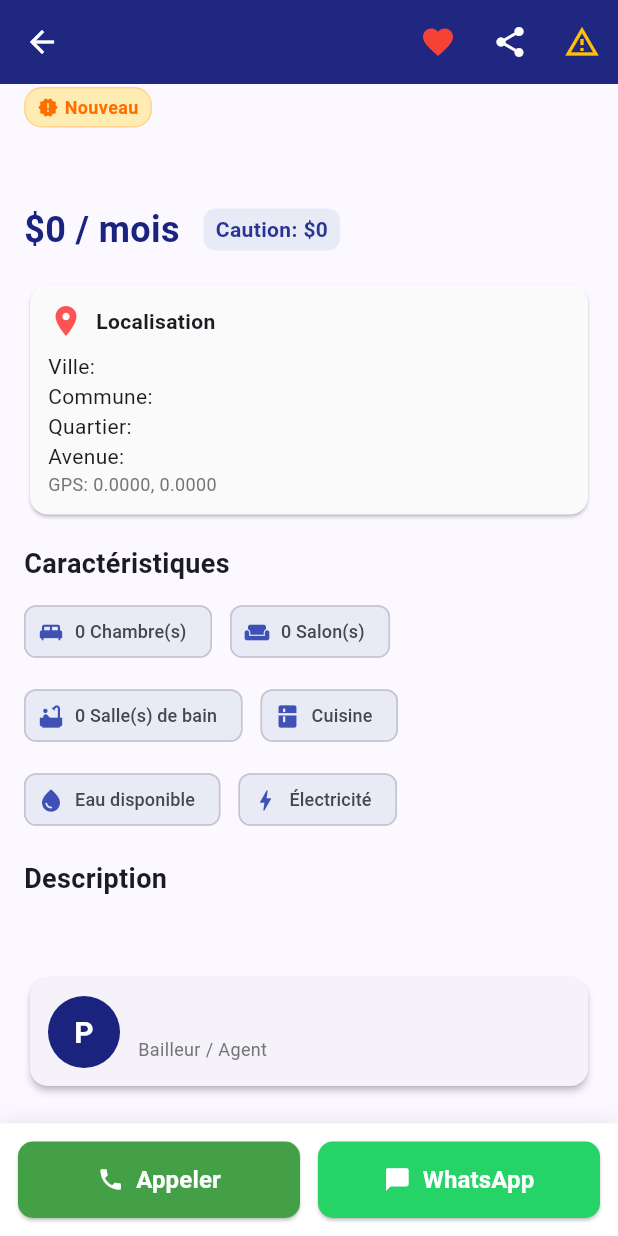
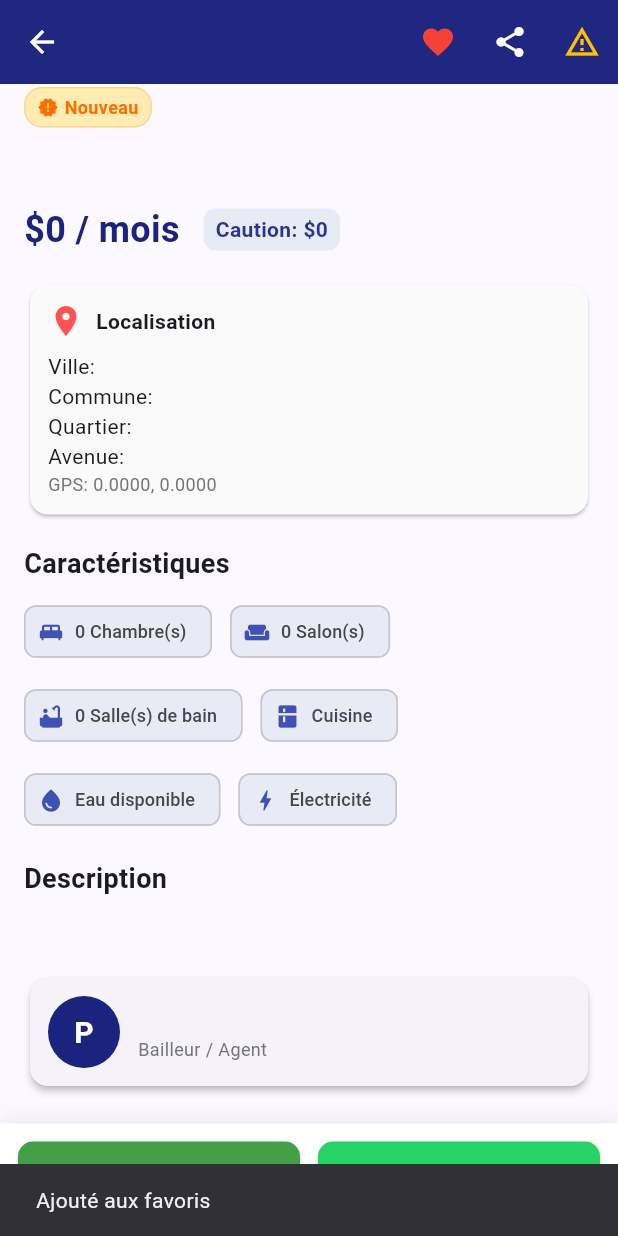
Before and after one commit to findrdccontact-sketch/Find-app, a Flutter app: the ListingDetailScreen screen opened directly with empty values, scrolled down 274 dp, after a tap on the "favorite outline" icon, on a phone screen of 412 x 824 dp. Run offline on Flutter 3.47's test engine with Material 3 defaults, Android fonts, the phone set to English and light mode, and no system bars; network calls fail.

Commit message:
feat(ux): add tooltips and snackbar feedback for icon actions
Co-authored-by: findrdccontact-sketch <318992400+findrdccontact-sketch@users.noreply.github.com>

```diff
--- a/lib/screens/listing_detail_screen.dart
+++ b/lib/screens/listing_detail_screen.dart
@@ -34,6 +34,7 @@ class _ListingDetailScreenState extends State<ListingDetailScreen> {
       appBar: AppBar(
         leading: IconButton(
           icon: const Icon(Icons.arrow_back),
+          tooltip: 'Retour',
           onPressed: widget.onBack,
         ),
         title: Text(item.title),
@@ -42,15 +43,31 @@ class _ListingDetailScreenState extends State<ListingDetailScreen> {
         actions: [
           IconButton(
             icon: Icon(isFav ? Icons.favorite : Icons.favorite_border),
+            tooltip: isFav ? 'Retirer des favoris' : 'Ajouter aux favoris',
             color: isFav ? Colors.red : Colors.white,
-            onPressed: () => provider.toggleFavorite(item.id),
+            onPressed: () {
+              provider.toggleFavorite(item.id);
+              ScaffoldMessenger.of(context).hideCurrentSnackBar();
+              ScaffoldMessenger.of(context).showSnackBar(
+                SnackBar(
+                  content: Text(
+                    isFav
+                        ? 'Retiré des favoris'
+                        : 'Ajouté aux favoris',
+                  ),
+                  duration: const Duration(seconds: 2),
+                ),
+              );
+            },
           ),
           IconButton(
             icon: const Icon(Icons.share),
+            tooltip: 'Partager l\'annonce',
             onPressed: () => _shareListing(context, item),
           ),
           IconButton(
             icon: const Icon(Icons.report_problem_outlined),
+            tooltip: 'Signaler cette annonce',
             color: Colors.amber,
             onPressed: () => _showReportDialog(context, provider, item),
           ),
--- a/lib/widgets/listing_card.dart
+++ b/lib/widgets/listing_card.dart
@@ -58,6 +58,7 @@ class ListingCard extends StatelessWidget {
                   child: CircleAvatar(
                     backgroundColor: Colors.white.withAlpha(220),
                     child: IconButton(
+                      tooltip: isFavorite ? 'Retirer des favoris' : 'Ajouter aux favoris',
                       icon: Icon(
                         isFavorite ? Icons.favorite : Icons.favorite_border,
                         color: isFavorite ? Colors.red : Colors.grey.shade700,
```
Also changed, not shown: 2 other files.
